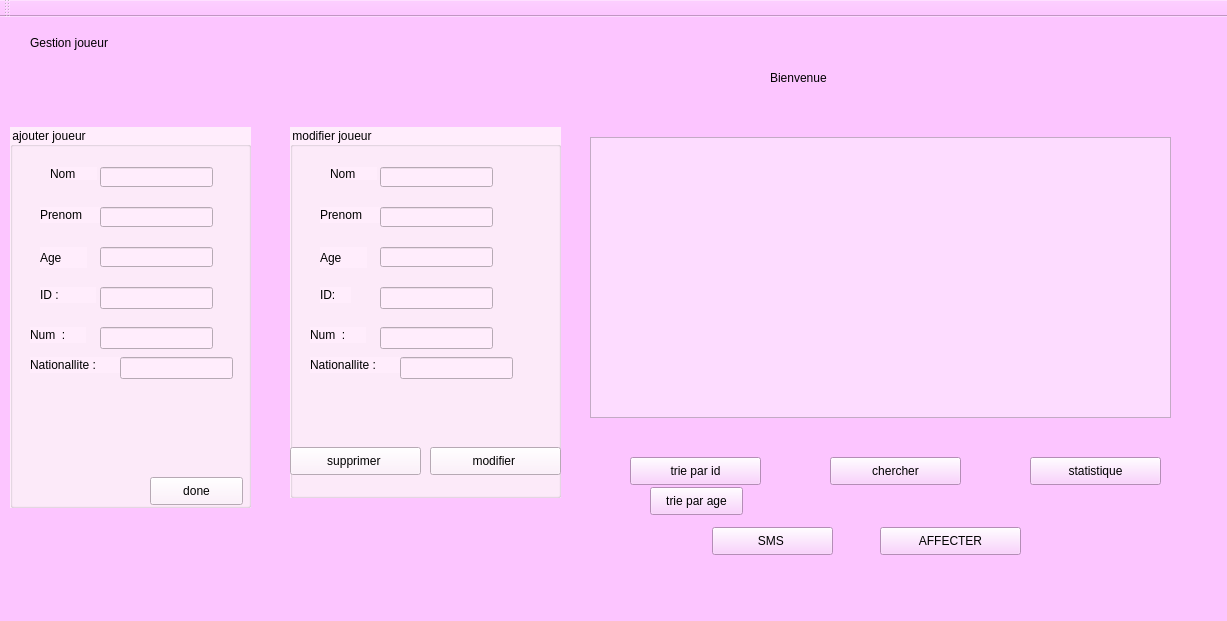
Old version of the form mainwindow.ui in the repository FirasJery/Olympic_games_2A15.
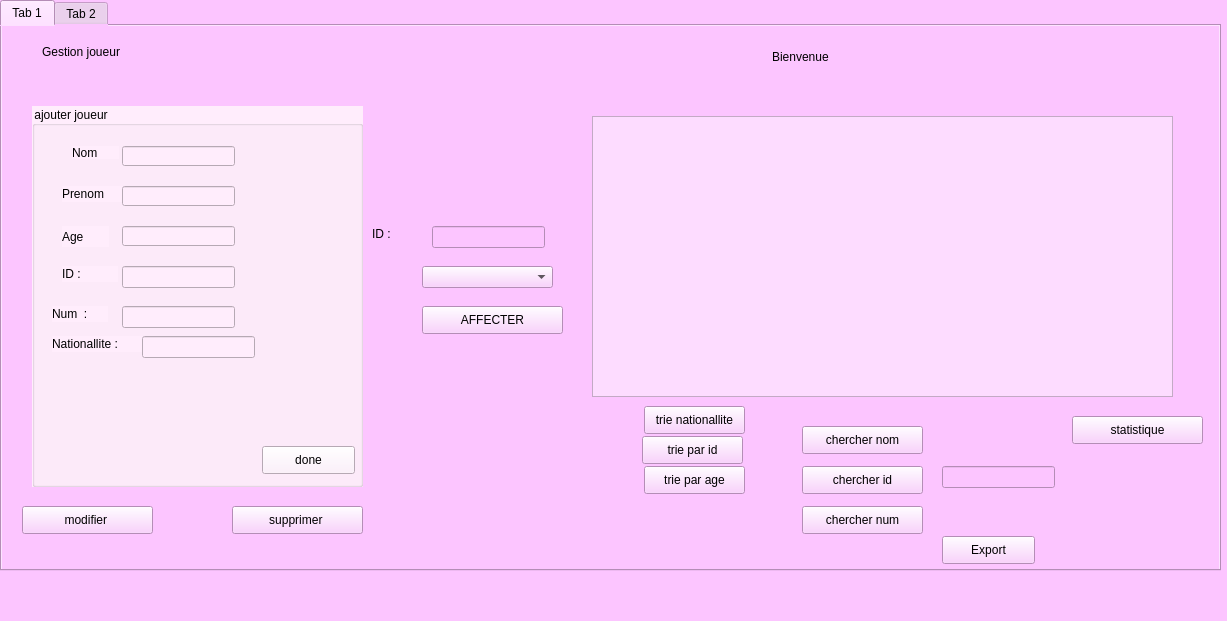
New version of the form. Custom widgets are drawn as their Qt base class.

```diff
--- a/mainwindow.ui
+++ b/mainwindow.ui
@@ -21,11 +21,40 @@
 </string>
   </property>
   <widget class="QWidget" name="centralWidget">
+   <widget class="QTabWidget" name="tabWidget">
+    <property name="geometry">
+     <rect>
+      <x>0</x>
+      <y>0</y>
+      <width>1221</width>
+      <height>571</height>
+     </rect>
+    </property>
+    <property name="currentIndex">
+     <number>0</number>
+    </property>
+    <widget class="QWidget" name="tab">
+     <attribute name="title">
+      <string>Tab 1</string>
+     </attribute>
+     <widget class="QPushButton" name="tri_id">
+      <property name="geometry">
+       <rect>
+        <x>640</x>
+        <y>410</y>
+        <width>101</width>
+        <height>28</height>
+       </rect>
+      </property>
+      <property name="text">
+       <string>trie par id</string>
+      </property>
+     </widget>
    <widget class="QLabel" name="label_4">
     <property name="geometry">
      <rect>
       <x>770</x>
-      <y>30</y>
+        <y>0</y>
       <width>441</width>
       <height>61</height>
      </rect>
@@ -38,12 +67,119 @@
      <string>Bienvenue </string>
     </property>
    </widget>
+     <widget class="QPushButton" name="modifier">
+      <property name="geometry">
+       <rect>
+        <x>20</x>
+        <y>480</y>
+        <width>131</width>
+        <height>28</height>
+       </rect>
+      </property>
+      <property name="text">
+       <string>modifier </string>
+      </property>
+     </widget>
+     <widget class="QLineEdit" name="id_2">
+      <property name="geometry">
+       <rect>
+        <x>430</x>
+        <y>200</y>
+        <width>113</width>
+        <height>22</height>
+       </rect>
+      </property>
+      <property name="text">
+       <string/>
+      </property>
+     </widget>
+     <widget class="QPushButton" name="nationallite_2">
+      <property name="geometry">
+       <rect>
+        <x>642</x>
+        <y>380</y>
+        <width>101</width>
+        <height>28</height>
+       </rect>
+      </property>
+      <property name="text">
+       <string>trie nationallite</string>
+      </property>
+     </widget>
+     <widget class="QLabel" name="label_8">
+      <property name="geometry">
+       <rect>
+        <x>40</x>
+        <y>0</y>
+        <width>221</width>
+        <height>51</height>
+       </rect>
+      </property>
+      <property name="styleSheet">
+       <string notr="true">font: 16pt &quot;Thinking Of Betty Light&quot;;</string>
+      </property>
+      <property name="text">
+       <string>Gestion joueur </string>
+      </property>
+     </widget>
+     <widget class="QPushButton" name="chercher_id">
+      <property name="geometry">
+       <rect>
+        <x>800</x>
+        <y>440</y>
+        <width>121</width>
+        <height>28</height>
+       </rect>
+      </property>
+      <property name="text">
+       <string>chercher id</string>
+      </property>
+     </widget>
+     <widget class="QLabel" name="label_12">
+      <property name="geometry">
+       <rect>
+        <x>370</x>
+        <y>200</y>
+        <width>56</width>
+        <height>16</height>
+       </rect>
+      </property>
+      <property name="text">
+       <string>ID :</string>
+      </property>
+     </widget>
+     <widget class="QPushButton" name="chercher_num">
+      <property name="geometry">
+       <rect>
+        <x>800</x>
+        <y>480</y>
+        <width>121</width>
+        <height>28</height>
+       </rect>
+      </property>
+      <property name="text">
+       <string>chercher num</string>
+      </property>
+     </widget>
+     <widget class="QPushButton" name="pushButton_2">
+      <property name="geometry">
+       <rect>
+        <x>230</x>
+        <y>480</y>
+        <width>131</width>
+        <height>28</height>
+       </rect>
+      </property>
+      <property name="text">
+       <string>supprimer </string>
+      </property>
+     </widget>
    <widget class="QGroupBox" name="groupBox_3">
     <property name="geometry">
      <rect>
-      <x>10</x>
-      <y>110</y>
-      <width>241</width>
+        <x>30</x>
+        <y>80</y>
+        <width>331</width>
       <height>381</height>
      </rect>
     </property>
@@ -127,8 +263,8 @@
     <widget class="QPushButton" name="pushButton">
      <property name="geometry">
       <rect>
-       <x>140</x>
-       <y>350</y>
+         <x>230</x>
+         <y>340</y>
        <width>93</width>
        <height>28</height>
       </rect>
@@ -210,27 +346,34 @@
      </property>
     </widget>
    </widget>
-   <widget class="QLabel" name="label_8">
+     <widget class="QPushButton" name="pushButton_7">
     <property name="geometry">
      <rect>
-      <x>30</x>
-      <y>0</y>
-      <width>221</width>
-      <height>51</height>
-     </rect>
-    </property>
-    <property name="styleSheet">
-     <string notr="true">font: 16pt &quot;Thinking Of Betty Light&quot;;</string>
-    </property>
+        <x>800</x>
+        <y>400</y>
+        <width>121</width>
+        <height>28</height>
+       </rect>
+      </property>
     <property name="text">
-     <string>Gestion joueur </string>
+       <string>chercher nom</string>
+      </property>
+     </widget>
+     <widget class="QLineEdit" name="cherche_nom">
+      <property name="geometry">
+       <rect>
+        <x>940</x>
+        <y>440</y>
+        <width>113</width>
+        <height>22</height>
+       </rect>
     </property>
    </widget>
    <widget class="QTableView" name="tableView">
     <property name="geometry">
      <rect>
       <x>590</x>
-      <y>120</y>
+        <y>90</y>
       <width>581</width>
       <height>281</height>
      </rect>
@@ -242,11 +385,24 @@
 </string>
     </property>
    </widget>
+     <widget class="QPushButton" name="tri_age">
+      <property name="geometry">
+       <rect>
+        <x>642</x>
+        <y>440</y>
+        <width>101</width>
+        <height>28</height>
+       </rect>
+      </property>
+      <property name="text">
+       <string>trie par age</string>
+      </property>
+     </widget>
    <widget class="QPushButton" name="pushButton_4">
     <property name="geometry">
      <rect>
-      <x>880</x>
-      <y>510</y>
+        <x>420</x>
+        <y>280</y>
       <width>141</width>
       <height>28</height>
      </rect>
@@ -255,50 +411,11 @@
      <string>AFFECTER</string>
     </property>
    </widget>
-   <widget class="QPushButton" name="pushButton_5">
-    <property name="geometry">
-     <rect>
-      <x>712</x>
-      <y>510</y>
-      <width>121</width>
-      <height>28</height>
-     </rect>
-    </property>
-    <property name="text">
-     <string>SMS </string>
-    </property>
-   </widget>
-   <widget class="QPushButton" name="tri_id">
-    <property name="geometry">
-     <rect>
-      <x>630</x>
-      <y>440</y>
-      <width>131</width>
-      <height>28</height>
-     </rect>
-    </property>
-    <property name="text">
-     <string>trie par id</string>
-    </property>
-   </widget>
-   <widget class="QPushButton" name="pushButton_7">
-    <property name="geometry">
-     <rect>
-      <x>830</x>
-      <y>440</y>
-      <width>131</width>
-      <height>28</height>
-     </rect>
-    </property>
-    <property name="text">
-     <string>chercher</string>
-    </property>
-   </widget>
    <widget class="QPushButton" name="pushButton_8">
     <property name="geometry">
      <rect>
-      <x>1030</x>
-      <y>440</y>
+        <x>1070</x>
+        <y>390</y>
       <width>131</width>
       <height>28</height>
      </rect>
@@ -307,200 +424,54 @@
      <string>statistique</string>
     </property>
    </widget>
-   <widget class="QGroupBox" name="groupBox_4">
+     <widget class="QComboBox" name="comboBox">
     <property name="geometry">
      <rect>
-      <x>290</x>
-      <y>110</y>
-      <width>271</width>
-      <height>371</height>
-     </rect>
-    </property>
-    <property name="styleSheet">
-     <string notr="true">font: 75 9pt &quot;MS Shell Dlg 2&quot;;
-
-background-color: rgb(255, 237, 252);</string>
-    </property>
-    <property name="title">
-     <string>modifier joueur</string>
-    </property>
-    <widget class="QLabel" name="label_6">
-     <property name="geometry">
-      <rect>
-       <x>40</x>
-       <y>40</y>
-       <width>47</width>
-       <height>13</height>
-      </rect>
-     </property>
-     <property name="text">
-      <string>Nom</string>
-     </property>
-    </widget>
-    <widget class="QLineEdit" name="nomm">
-     <property name="geometry">
-      <rect>
-       <x>90</x>
-       <y>40</y>
-       <width>113</width>
-       <height>20</height>
-      </rect>
-     </property>
-    </widget>
-    <widget class="QLabel" name="label_7">
-     <property name="geometry">
-      <rect>
-       <x>30</x>
-       <y>80</y>
-       <width>61</width>
-       <height>16</height>
-      </rect>
-     </property>
-     <property name="text">
-      <string>Prenom</string>
-     </property>
-    </widget>
-    <widget class="QLineEdit" name="prenomm">
-     <property name="geometry">
-      <rect>
-       <x>90</x>
-       <y>80</y>
-       <width>113</width>
-       <height>20</height>
-      </rect>
-     </property>
-    </widget>
-    <widget class="QLabel" name="label_12">
-     <property name="geometry">
-      <rect>
-       <x>30</x>
-       <y>120</y>
-       <width>47</width>
-       <height>21</height>
-      </rect>
-     </property>
-     <property name="text">
-      <string>Age</string>
-     </property>
-    </widget>
-    <widget class="QLineEdit" name="agem">
-     <property name="geometry">
-      <rect>
-       <x>90</x>
-       <y>120</y>
-       <width>113</width>
-       <height>20</height>
-      </rect>
-     </property>
-    </widget>
-    <widget class="QLabel" name="label_14">
-     <property name="geometry">
-      <rect>
-       <x>20</x>
-       <y>200</y>
-       <width>56</width>
-       <height>16</height>
-      </rect>
-     </property>
-     <property name="text">
-      <string>Num  :</string>
-     </property>
-    </widget>
-    <widget class="QLineEdit" name="numm">
-     <property name="geometry">
-      <rect>
-       <x>90</x>
-       <y>200</y>
-       <width>113</width>
-       <height>22</height>
-      </rect>
-     </property>
-    </widget>
-    <widget class="QLabel" name="label_15">
-     <property name="geometry">
-      <rect>
-       <x>20</x>
-       <y>230</y>
-       <width>91</width>
-       <height>16</height>
-      </rect>
-     </property>
-     <property name="text">
-      <string>Nationallite :</string>
-     </property>
-    </widget>
-    <widget class="QLineEdit" name="nationallitem">
-     <property name="geometry">
-      <rect>
-       <x>110</x>
-       <y>230</y>
-       <width>113</width>
-       <height>22</height>
-      </rect>
-     </property>
-    </widget>
-    <widget class="QPushButton" name="modifier">
-     <property name="geometry">
-      <rect>
-       <x>140</x>
-       <y>320</y>
+        <x>420</x>
+        <y>240</y>
        <width>131</width>
-       <height>28</height>
-      </rect>
-     </property>
-     <property name="text">
-      <string>modifier </string>
-     </property>
-    </widget>
-    <widget class="QLineEdit" name="Id_Supp">
-     <property name="geometry">
-      <rect>
-       <x>90</x>
-       <y>160</y>
-       <width>113</width>
        <height>22</height>
       </rect>
      </property>
-    </widget>
-    <widget class="QLabel" name="label_5">
-     <property name="geometry">
-      <rect>
-       <x>30</x>
-       <y>160</y>
-       <width>31</width>
-       <height>16</height>
-      </rect>
-     </property>
-     <property name="text">
-      <string>ID:</string>
-     </property>
-    </widget>
-    <widget class="QPushButton" name="pushButton_2">
-     <property name="geometry">
-      <rect>
-       <x>0</x>
-       <y>320</y>
-       <width>131</width>
-       <height>28</height>
-      </rect>
-     </property>
-     <property name="text">
-      <string>supprimer </string>
-     </property>
-    </widget>
-   </widget>
-   <widget class="QPushButton" name="tri_age">
+      <property name="currentText">
+       <string/>
+      </property>
+      <property name="currentIndex">
+       <number>-1</number>
+      </property>
+      <property name="modelColumn">
+       <number>0</number>
+      </property>
+     </widget>
+     <widget class="QPushButton" name="export_2">
     <property name="geometry">
      <rect>
-      <x>650</x>
-      <y>470</y>
+        <x>940</x>
+        <y>510</y>
       <width>93</width>
       <height>28</height>
      </rect>
     </property>
     <property name="text">
-     <string>trie par age</string>
-    </property>
+       <string>Export</string>
+      </property>
+     </widget>
+    </widget>
+    <widget class="QWidget" name="tab_2">
+     <attribute name="title">
+      <string>Tab 2</string>
+     </attribute>
+     <widget class="QCustomPlot" name="plot" native="true">
+      <property name="geometry">
+       <rect>
+        <x>10</x>
+        <y>20</y>
+        <width>1191</width>
+        <height>501</height>
+       </rect>
+      </property>
+     </widget>
+    </widget>
    </widget>
   </widget>
   <widget class="QMenuBar" name="menuBar">
@@ -513,14 +484,6 @@
     </rect>
    </property>
   </widget>
-  <widget class="QToolBar" name="mainToolBar">
-   <attribute name="toolBarArea">
-    <enum>TopToolBarArea</enum>
-   </attribute>
-   <attribute name="toolBarBreak">
-    <bool>false</bool>
-   </attribute>
-  </widget>
   <widget class="QStatusBar" name="statusBar"/>
   <action name="actionage">
    <property name="text">
@@ -544,6 +507,14 @@
   </action>
  </widget>
  <layoutdefault spacing="6" margin="11"/>
+ <customwidgets>
+  <customwidget>
+   <class>QCustomPlot</class>
+   <extends>QWidget</extends>
+   <header>qcustomplot.h</header>
+   <container>1</container>
+  </customwidget>
+ </customwidgets>
  <resources/>
  <connections/>
 </ui>
```
Lines whose indentation alone changed are shown as unchanged.
